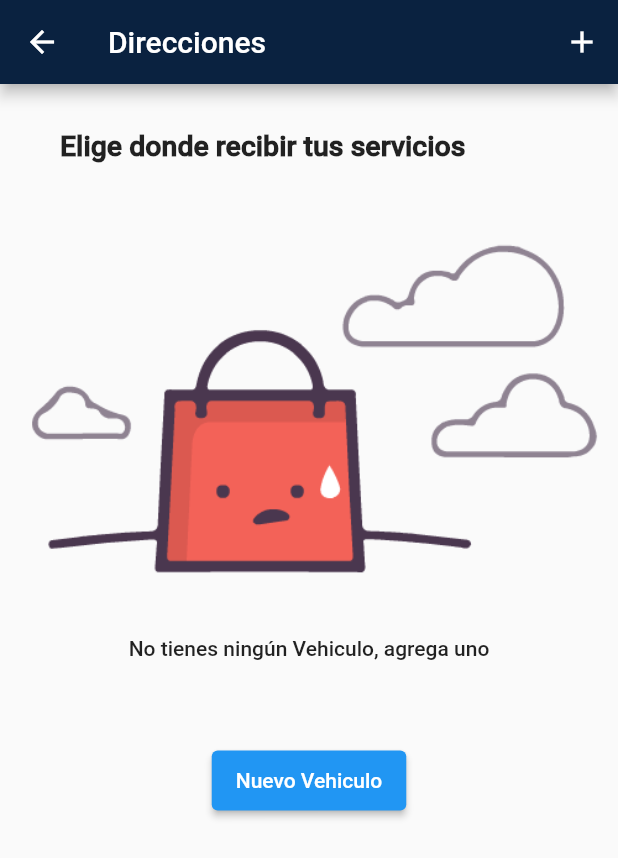
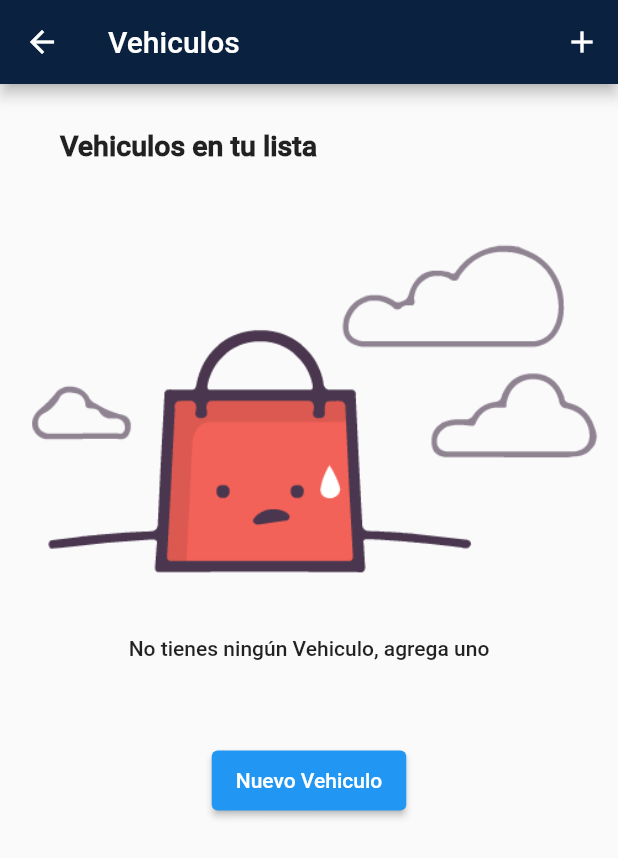
Before and after one commit to Abdielcoder/CAWA, a Flutter app: the ClientCarsListPage screen opened by its route, on a phone screen of 412 x 824 dp. Shown: the top 858 px of the screen. Run offline on Flutter 3.47's test engine with Material 2 defaults, Android fonts, the phone set to English and light mode, and no system bars; our stand-ins replace awesome_dialog, dropdown_search, firebase_core, firebase_messaging, flutter_colorpicker, flutter_credit_card and 16 more; missing offline and left inert: auto_reload, flutter_polyline_points, geocode, stripe_payment; accounts and stored records are empty; statements that could not run were skipped.

Commit message:
CAWA60 - RETRIVE MODEL AND IMAGE LIST OF CARS

```diff
--- a/lib/src/pages/client/listcars/client_car_list_page.dart
+++ b/lib/src/pages/client/listcars/client_car_list_page.dart
@@ -34,7 +34,7 @@ class _ClientCarsListPageState extends State<ClientCarsListPage> {
     return Scaffold(
       appBar: AppBar(
         backgroundColor: MyColors.primaryColor,
-        title: Text('Direcciones'),
+        title: Text('Vehiculos'),
         actions: [
           _iconAdd()
         ],
@@ -242,6 +242,13 @@ class _ClientCarsListPageState extends State<ClientCarsListPage> {
               Column(
                 crossAxisAlignment: CrossAxisAlignment.start,
                 children: [
+                    CircleAvatar(
+                    backgroundImage: cars.image != null
+                        ? NetworkImage(cars.image)
+                        : AssetImage('assets/img/user_profile_2.png'),
+                    radius: 60,
+                    backgroundColor: Colors.grey[200],
+                  ),
                   Text(
                     cars?.marca ?? '',
                     style: TextStyle(
@@ -273,7 +280,7 @@ class _ClientCarsListPageState extends State<ClientCarsListPage> {
       alignment: Alignment.centerLeft,
       margin: EdgeInsets.symmetric(horizontal: 40, vertical: 30),
       child: Text(
-        'Elige donde recibir tus servicios',
+        'Vehiculos en tu lista ',
         style: TextStyle(
             fontSize: 19,
             fontWeight: FontWeight.bold
```
